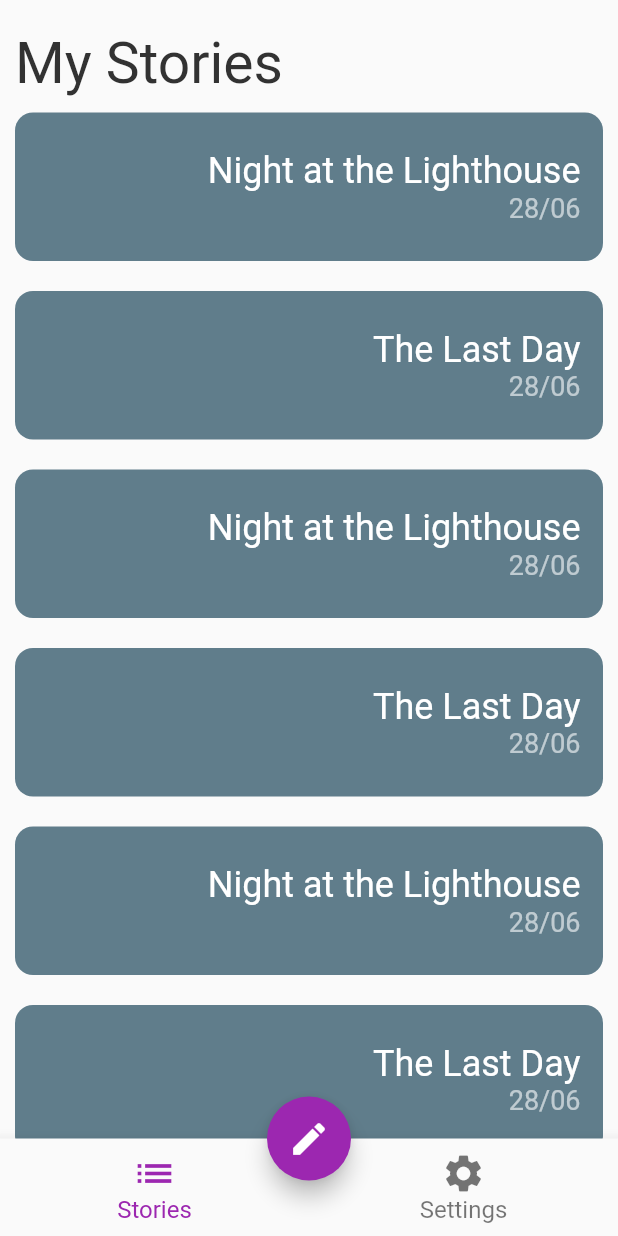
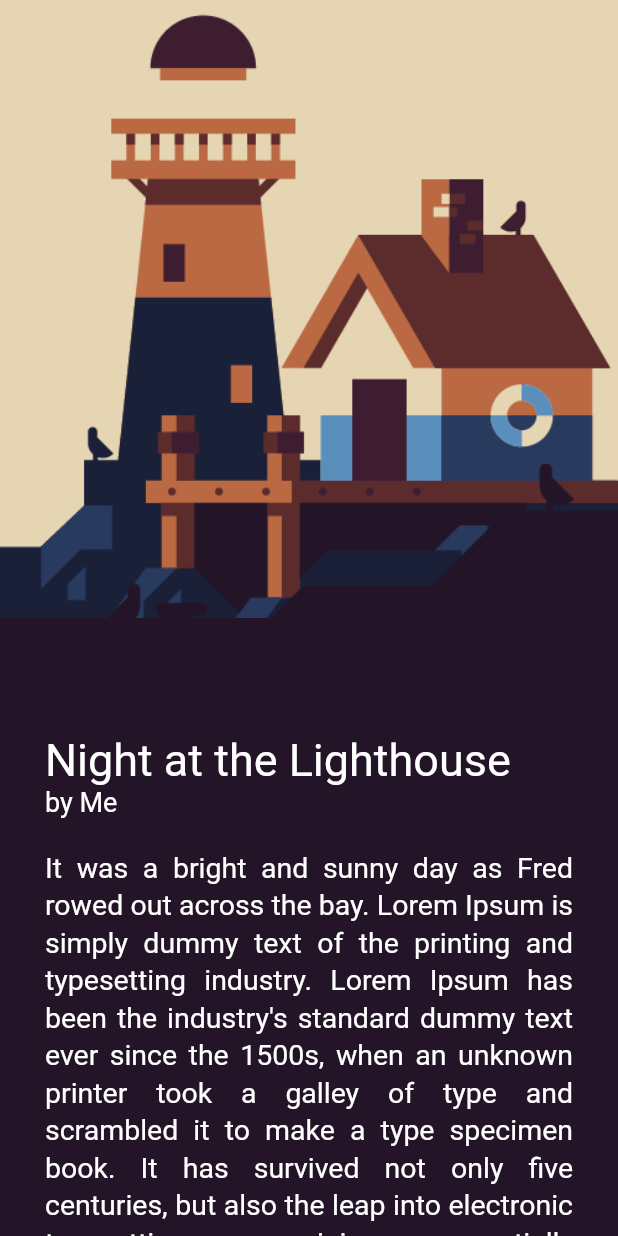
Before and after one commit to jamesnoonan/story_app, a Flutter app: the screen it shows after launch, after a tap on "Night at the Lighthouse", on a phone screen of 412 x 824 dp. Run offline on Flutter 3.47's test engine with Material 2 defaults, Android fonts, the light colour scheme and no system bars.

Commit message:
Added Story View Page and Images

```diff
--- /dev/null
+++ b/lib/data/setting-data.dart
@@ -0,0 +1,24 @@
+import 'package:flutter/material.dart';
+
+class SettingItem {
+  String id;
+  Color color;
+
+  SettingItem(this.id, this.color);
+
+  String getMainImage() {
+    return 'assets/story/' + this.id + 'a.png';
+  }
+
+  String getParallaxImage() {
+    return 'assets/story/' + this.id + 'b.png';
+  }
+}
+
+class SettingData {
+  static final Map<String, SettingItem> settingData = {
+    "lighthouse": SettingItem("lighthouse1", Color.fromRGBO(229, 213, 178, 1)),
+    "park": SettingItem("park1", Color.fromRGBO(29, 51, 45, 1)),
+    "forest": SettingItem("forest1", Color.fromRGBO(62, 29, 49, 1)),
+  };
+}
--- /dev/null
+++ b/lib/data/story-data.dart
@@ -0,0 +1,38 @@
+class StoryItem {
+  String id;
+  String title;
+  String author = "Me";
+  String setting;
+  String body;
+  DateTime created;
+  DateTime updated;
+
+  StoryItem(
+      this.id, this.setting, this.title, this.body, this.created, this.updated);
+}
+
+class StoryData {
+  static final List<StoryItem> stories = [
+    StoryItem(
+        "1",
+        "lighthouse",
+        "Night at the Lighthouse",
+        "It was a bright and sunny day as Fred rowed out across the bay. Lorem Ipsum is simply dummy text of the printing and typesetting industry. Lorem Ipsum has been the industry's standard dummy text ever since the 1500s, when an unknown printer took a galley of type and scrambled it to make a type specimen book. It has survived not only five centuries, but also the leap into electronic typesetting, remaining essentially unchanged. It was popularised in the 1960s with the release of Letraset sheets containing Lorem Ipsum passages, and more recently with desktop publishing software like Aldus PageMaker including versions of Lorem Ipsum.",
+        DateTime.now(),
+        DateTime.now()),
+    StoryItem(
+        "2",
+        "forest",
+        "The Climb",
+        "A man clung on to the twisted trunk of a tree growing on the side of the mountain, the only thing holding him up from the steep drop below. Lorem Ipsum is simply dummy text of the printing and typesetting industry. Lorem Ipsum has been the industry's standard dummy text ever since the 1500s, when an unknown printer took a galley of type and scrambled it to make a type specimen book. It has survived not only five centuries, but also the leap into electronic typesetting, remaining essentially unchanged. It was popularised in the 1960s with the release of Letraset sheets containing Lorem Ipsum passages, and more recently with desktop publishing software like Aldus PageMaker including versions of Lorem Ipsum.",
+        DateTime.now(),
+        DateTime.now()),
+    StoryItem(
+        "3",
+        "park",
+        "Hidden Paths",
+        "Jack sat on the roughly sawn planks of a park bench. Lorem Ipsum is simply dummy text of the printing and typesetting industry. Lorem Ipsum has been the industry's standard dummy text ever since the 1500s, when an unknown printer took a galley of type and scrambled it to make a type specimen book. It has survived not only five centuries, but also the leap into electronic typesetting, remaining essentially unchanged. It was popularised in the 1960s with the release of Letraset sheets containing Lorem Ipsum passages, and more recently with desktop publishing software like Aldus PageMaker including versions of Lorem Ipsum.",
+        DateTime.now(),
+        DateTime.now()),
+  ];
+}
--- a/lib/main.dart
+++ b/lib/main.dart
@@ -1,5 +1,7 @@
 import 'package:flutter/material.dart';
 import 'package:story_app/story-card.dart';
+
+import 'data/story-data.dart';
 
 void main() {
   runApp(MyApp());
@@ -40,14 +42,9 @@ class _MyHomePageState extends State<MyHomePage> {
                     fontSize: 38, color: Color.fromRGBO(50, 50, 50, 1)),
               ),
             ),
-            StoryCard(title: 'Night at the Lighthouse', date: DateTime.now()),
-            StoryCard(title: 'The Last Day', date: DateTime.now()),
-            StoryCard(title: 'Night at the Lighthouse', date: DateTime.now()),
-            StoryCard(title: 'The Last Day', date: DateTime.now()),
-            StoryCard(title: 'Night at the Lighthouse', date: DateTime.now()),
-            StoryCard(title: 'The Last Day', date: DateTime.now()),
-            StoryCard(title: 'Night at the Lighthouse', date: DateTime.now()),
-            StoryCard(title: 'The Last Day', date: DateTime.now()),
+            ...StoryData.stories
+                .map((story) => StoryCard(story: story))
+                .toList()
           ],
         ),
       ),
--- a/lib/story-card.dart
+++ b/lib/story-card.dart
@@ -1,40 +1,56 @@
 import 'package:flutter/material.dart';
 import 'package:intl/intl.dart';
+import 'package:story_app/data/setting-data.dart';
+import 'package:story_app/data/story-data.dart';
+import 'package:story_app/story-view.dart';
 
 class StoryCard extends StatelessWidget {
-  final String title;
-  final DateTime date;
+  final StoryItem story;
 
-  const StoryCard({Key key, this.title, this.date}) : super(key: key);
+  const StoryCard({Key key, this.story}) : super(key: key);
 
   @override
   Widget build(BuildContext context) {
+    SettingItem storySetting = SettingData.settingData[story.setting];
     return GestureDetector(
       onTap: () {
-        print(title);
+        Navigator.of(context).push(MaterialPageRoute(
+            builder: (context) => StoryView(
+                  story: story,
+                )));
       },
       child: Container(
         decoration: BoxDecoration(
-          color: Colors.blueGrey,
+          color: storySetting.color,
           borderRadius: BorderRadius.all(Radius.circular(12)),
         ),
         margin: EdgeInsets.symmetric(vertical: 10.0, horizontal: 10.0),
+        child: Container(
+          decoration: BoxDecoration(
+            borderRadius: BorderRadius.all(Radius.circular(12)),
+            image: DecorationImage(
+              alignment: Alignment.centerLeft,
+              fit: BoxFit.contain,
+              image: AssetImage(storySetting.getMainImage()),
+            ),
+          ),
           padding: EdgeInsets.symmetric(vertical: 25.0, horizontal: 15.0),
           child: Column(
             crossAxisAlignment: CrossAxisAlignment.end,
             children: [
               Text(
-              title,
+                story.title,
                 overflow: TextOverflow.ellipsis,
                 style: TextStyle(fontSize: 24, color: Colors.white),
               ),
               Text(
-              DateFormat('dd/MM').format(date),
+                DateFormat('dd/MM').format(story.updated),
                 style: TextStyle(fontSize: 18, color: Colors.white60),
               ),
             ],
           ),
         ),
+      ),
     );
   }
 }
--- /dev/null
+++ b/lib/story-view.dart
@@ -0,0 +1,85 @@
+import 'package:flutter/material.dart';
+import 'package:story_app/data/setting-data.dart';
+import 'package:story_app/data/story-data.dart';
+
+class StoryView extends StatefulWidget {
+  final StoryItem story;
+  StoryView({Key key, this.story}) : super(key: key);
+
+  @override
+  _StoryViewState createState() => _StoryViewState();
+}
+
+class _StoryViewState extends State<StoryView> {
+  @override
+  Widget build(BuildContext context) {
+    SettingItem setting = SettingData.settingData[widget.story.setting];
+
+    return Scaffold(
+      backgroundColor: Color.fromRGBO(35, 21, 39, 1),
+      body: Container(
+        decoration: BoxDecoration(
+          image: DecorationImage(
+            alignment: Alignment.topCenter,
+            fit: BoxFit.contain,
+            image: AssetImage(setting.getMainImage()),
+          ),
+        ),
+        child: ListView(
+          children: [
+            SizedBox.fromSize(
+              size: Size(MediaQuery.of(context).size.width,
+                  MediaQuery.of(context).size.width * (12 / 16)),
+            ),
+            Image.asset(setting.getParallaxImage()),
+            Container(
+              transform: Matrix4.translationValues(0.0, -20.0, 0.0),
+              decoration: BoxDecoration(
+                color: Color.fromRGBO(35, 21, 39, 1),
+              ),
+              child: SafeArea(
+                child: Padding(
+                  padding:
+                      const EdgeInsets.only(left: 30, right: 30, bottom: 50),
+                  child: Column(
+                    crossAxisAlignment: CrossAxisAlignment.start,
+                    children: [
+                      Text(
+                        widget.story.title,
+                        style: TextStyle(
+                          color: Colors.white,
+                          fontSize: 30,
+                        ),
+                      ),
+                      Container(
+                        padding: EdgeInsets.only(bottom: 20),
+                        child: Text(
+                          "by " + widget.story.author,
+                          style: TextStyle(
+                            color: Colors.white,
+                            fontSize: 18,
+                          ),
+                        ),
+                      ),
+                      Container(
+                        child: Text(
+                          widget.story.body,
+                          textAlign: TextAlign.justify,
+                          style: TextStyle(
+                            color: Colors.white,
+                            height: 1.3,
+                            fontSize: 19,
+                          ),
+                        ),
+                      ),
+                    ],
+                  ),
+                ),
+              ),
+            ),
+          ],
+        ),
+      ),
+    );
+  }
+}
```
Also changed, not shown: pubspec.yaml (+4 -7 lines), assets/story/forest1a.png (added), assets/story/forest1b.png (added), assets/story/lighthouse1a.png (added), assets/story/lighthouse1b.png (added), assets/story/park1a.png (added), assets/story/park1b.png (added). Lines whose indentation alone changed are shown as unchanged.
